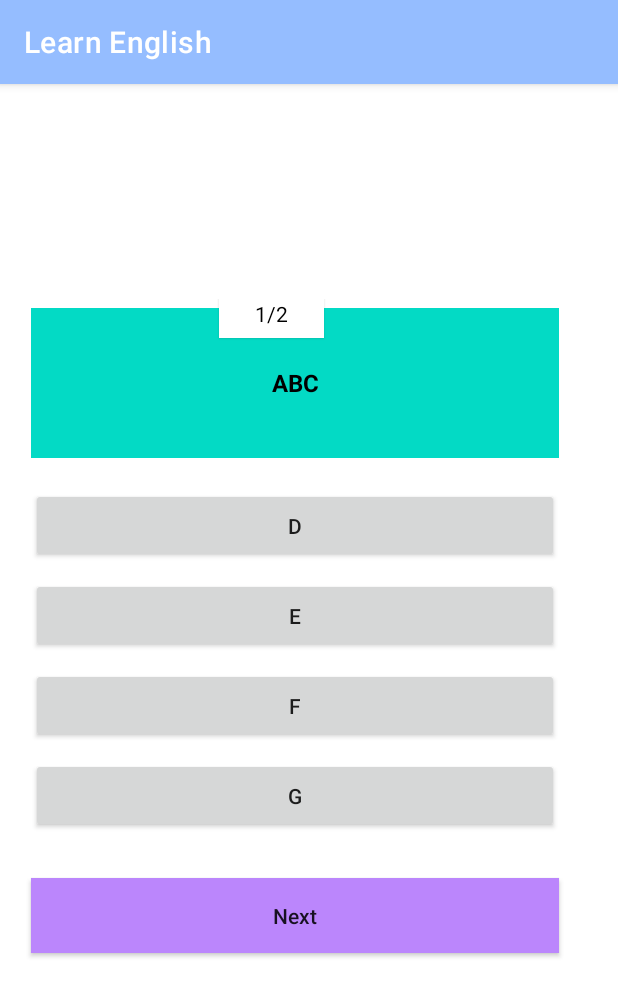
After one commit to SofiMovsesyan/LearnEnglish, an Android app: the QuizActivityTenses screen opened directly, with no data from a screen before it, on a phone screen of 412 x 824 dp. The commit adds this screen. Shown: the top 996 px of the screen. Run offline under Robolectric (Android 15) with nearby library versions, the phone set to English and light mode, and no system bars; 1 statement that could not run was skipped.

Commit message:
Quiz Added but there is bug while clicking on RecyclerViewItem

```diff
--- /dev/null
+++ b/Learn_English/app/src/main/java/com/example/learn_english/QuestionsBankTenses.java
@@ -0,0 +1,55 @@
+package com.example.learn_english;
+
+import java.util.ArrayList;
+import java.util.List;
+
+public class QuestionsBankTenses {
+        private static List<QuestionsList> aQuestions() {
+            final List<QuestionsList> questionsList = new ArrayList<>();
+
+            final QuestionsList question1 = new QuestionsList("ABC",
+                    "D", "E",
+                    "F", "G",
+                    "D", "");
+            final QuestionsList question2 = new QuestionsList("123",
+                    "4", "5", "6", "7", "4",
+                    "");
+
+            questionsList.add(question1);
+            questionsList.add(question2);
+
+            return questionsList;
+        }
+
+
+        private static List<QuestionsList> bQuestions() {
+            final List<QuestionsList> questionsList = new ArrayList<>();
+
+            final QuestionsList question1 = new QuestionsList("ABC",
+                    "D", "E",
+                    "F", "G",
+                    "D", "");
+            final QuestionsList question2 = new QuestionsList("123",
+                    "4", "5", "6", "7", "4",
+                    "");
+
+            questionsList.add(question1);
+            questionsList.add(question2);
+
+            return questionsList;
+        }
+
+
+        public static List<QuestionsList> getQuestions(String selectedTopicName) {
+            switch (selectedTopicName) {
+                case "a":
+                    return aQuestions();
+                default:
+                    return bQuestions();
+
+
+
+            }
+        }
+
+    }
--- /dev/null
+++ b/Learn_English/app/src/main/java/com/example/learn_english/QuestionsList.java
@@ -0,0 +1,49 @@
+package com.example.learn_english;
+
+public class QuestionsList {
+    private String question, option1, option2, option3, option4, answer;
+    private String userSelectedAnswer;
+
+    public QuestionsList(String question, String option1, String option2, String option3, String option4,
+                         String answer, String userSelectedAnswer) {
+        this.question = question;
+        this.option1 = option1;
+        this.option2 = option2;
+        this.option3 = option3;
+        this.option4 = option4;
+        this.answer = answer;
+        this.userSelectedAnswer = userSelectedAnswer;
+    }
+
+    public String getQuestion() {
+        return question;
+    }
+
+    public String getOption1() {
+        return option1;
+    }
+
+    public String getOption2() {
+        return option2;
+    }
+
+    public String getOption3() {
+        return option3;
+    }
+
+    public String getOption4() {
+        return option4;
+    }
+
+    public String getAnswer() {
+        return answer;
+    }
+
+    public String getUserSelectedAnswer() {
+        return userSelectedAnswer;
+    }
+
+    public void setUserSelectedAnswer(String userSelectedAnswer) {
+        this.userSelectedAnswer = userSelectedAnswer;
+    }
+}
--- /dev/null
+++ b/Learn_English/app/src/main/java/com/example/learn_english/QuizActivityTenses.java
@@ -0,0 +1,202 @@
+package com.example.learn_english;
+
+import androidx.appcompat.app.AppCompatActivity;
+import androidx.appcompat.widget.AppCompatButton;
+
+import android.content.Intent;
+import android.graphics.Color;
+import android.os.Bundle;
+import android.view.View;
+import android.widget.TextView;
+import android.widget.Toast;
+
+import java.util.List;
+
+public class QuizActivityTenses extends AppCompatActivity {
+    private TextView questions, question;
+    private AppCompatButton option1, option2, option3, option4, nextBtn;
+    private List<QuestionsList> questionsLists;
+
+    private int curQuestPos = 0;
+    private String selectedOptionByUser = "";
+    @Override
+    protected void onCreate(Bundle savedInstanceState) {
+        super.onCreate(savedInstanceState);
+        setContentView(R.layout.activity_quiz_tenses);
+            final TextView selectedTopicName = findViewById(R.id.topicName);
+            final String getSelectedTopicName = getIntent().getStringExtra("selectedTopic");
+            questions = findViewById(R.id.questions);
+            question = findViewById(R.id.question);
+            option1 = findViewById(R.id.option1);
+            option2 = findViewById(R.id.option2);
+            option3 = findViewById(R.id.option3);
+            option4 = findViewById(R.id.option4);
+            nextBtn = findViewById(R.id.nextBtn);
+            selectedTopicName.setText(getSelectedTopicName);
+            questionsLists = QuestionsBankTenses.getQuestions(getSelectedTopicName);
+            questions.setText((curQuestPos + 1) + "/" + questionsLists.size());
+            question.setText(questionsLists.get(0).getQuestion());
+            option1.setText(questionsLists.get(0).getOption1());
+            option2.setText(questionsLists.get(0).getOption2());
+            option3.setText(questionsLists.get(0).getOption3());
+            option4.setText(questionsLists.get(0).getOption4());
+
+            option1.setOnClickListener(new View.OnClickListener() {
+                @Override
+                public void onClick(View v) {
+                    if (selectedOptionByUser.isEmpty()) {
+                        selectedOptionByUser = option1.getText().toString();
+                        option1.setBackgroundColor(Color.RED);
+                        option1.setTextColor(Color.WHITE);
+                        revealAnswer();
+                        questionsLists.get(curQuestPos).setUserSelectedAnswer(selectedOptionByUser);
+                    }
+                }
+            });
+
+            option2.setOnClickListener(new View.OnClickListener() {
+                @Override
+                public void onClick(View v) {
+                    if (selectedOptionByUser.isEmpty()) {
+                        selectedOptionByUser = option2.getText().toString();
+                        option2.setBackgroundColor(Color.RED);
+                        option2.setTextColor(Color.WHITE);
+                        revealAnswer();
+                        questionsLists.get(curQuestPos).setUserSelectedAnswer(selectedOptionByUser);
+                    }
+                }
+            });
+            option3.setOnClickListener(new View.OnClickListener() {
+                @Override
+                public void onClick(View v) {
+                    if (selectedOptionByUser.isEmpty()) {
+                        selectedOptionByUser = option3.getText().toString();
+                        option3.setBackgroundColor(Color.RED);
+                        option3.setTextColor(Color.WHITE);
+                        revealAnswer();
+                        questionsLists.get(curQuestPos).setUserSelectedAnswer(selectedOptionByUser);
+                    }
+                }
+            });
+
+            option4.setOnClickListener(new View.OnClickListener() {
+                @Override
+                public void onClick(View v) {
+                    if (selectedOptionByUser.isEmpty()) {
+                        selectedOptionByUser = option4.getText().toString();
+                        option4.setBackgroundColor(Color.RED);
+                        option4.setTextColor(Color.WHITE);
+                        revealAnswer();
+                        questionsLists.get(curQuestPos).setUserSelectedAnswer(selectedOptionByUser);
+                    }
+                }
+            });
+
+            nextBtn.setOnClickListener(new View.OnClickListener() {
+                @Override
+                public void onClick(View v) {
+                    if (selectedOptionByUser.isEmpty()) {
+                        Toast.makeText(QuizActivityTenses.this, "Pls select an option", Toast.LENGTH_SHORT).show();
+                    }
+                    else {
+                        changeNextQuestion();
+                    }
+                }
+            });
+
+        }
+
+        private void changeNextQuestion() {
+            curQuestPos++;
+            if ((curQuestPos+1) == questionsLists.size()) {
+                nextBtn.setText("Finish");
+//                ForRes();
+            }
+            if (curQuestPos < questionsLists.size()) {
+                selectedOptionByUser = "";
+                option1.setBackgroundColor(Color.GRAY);
+                option1.setTextColor(Color.parseColor("#1F6BB8"));
+
+                option2.setBackgroundColor(Color.GRAY);
+                option2.setTextColor(Color.parseColor("#1F6BB8"));
+
+                option3.setBackgroundColor(Color.GRAY);
+                option3.setTextColor(Color.parseColor("#1F6BB8"));
+
+                option4.setBackgroundColor(Color.GRAY);
+                option4.setTextColor(Color.parseColor("#1F6BB8"));
+
+                questions.setText((curQuestPos+1)+"/"+questionsLists.size());
+                question.setText(questionsLists.get(curQuestPos).getQuestion());
+                option1.setText(questionsLists.get(curQuestPos).getOption1());
+                option2.setText(questionsLists.get(curQuestPos).getOption2());
+                option3.setText(questionsLists.get(curQuestPos).getOption3());
+                option4.setText(questionsLists.get(curQuestPos).getOption4());
+            }
+            else {
+//                Intent intent = new Intent(QuizActivityTenses.this, QuizResults.class);
+//                intent.putExtra("correct", getCorrectAnswers());
+//                intent.putExtra("incorrect", getInCorrectAnswers());
+//                startActivity(intent);
+//                finish();
+            }
+        }
+//        private void ForRes() {
+//            Intent intent = new Intent(QuizActivityTenses.this, QuizResults.class);
+//            intent.putExtra("correct", getCorrectAnswers());
+//            intent.putExtra("incorrect", getInCorrectAnswers());
+//            startActivity(intent);
+//            finish();
+//
+//
+//        }
+
+        private int getCorrectAnswers() {
+            int correctAnswers = 0;
+            for (int i = 0; i < questionsLists.size(); i++) {
+                final String getUserSelectedAnswer = questionsLists.get(i).getUserSelectedAnswer();
+                final String getAnswer = questionsLists.get(i).getAnswer();
+                if (getUserSelectedAnswer.equals(getAnswer)) {
+                    correctAnswers++;
+                }
+            }
+            return correctAnswers;
+        }
+
+        private int getInCorrectAnswers() {
+            int correctAnswers = 0;
+            for (int i = 0; i < questionsLists.size(); i++) {
+                final String getUserSelectedAnswer = questionsLists.get(i).getUserSelectedAnswer();
+                final String getAnswer = questionsLists.get(i).getAnswer();
+                if (!getUserSelectedAnswer.equals(getAnswer)) {
+                    correctAnswers++;
+                }
+            }
+            return correctAnswers;
+        }
+
+
+
+        private void  revealAnswer() {
+            final String getAnswer = questionsLists.get(curQuestPos).getAnswer();
+            if (option1.getText().toString().equals(getAnswer)) {
+                option1.setBackgroundColor(Color.GREEN);
+                option1.setTextColor(Color.WHITE);
+            }
+            else if (option2.getText().toString().equals(getAnswer)) {
+                option2.setBackgroundColor(Color.GREEN);
+                option2.setTextColor(Color.WHITE);
+            }
+            else if (option3.getText().toString().equals(getAnswer)) {
+                option3.setBackgroundColor(Color.GREEN);
+                option3.setTextColor(Color.WHITE);
+            }
+            else if (option4.getText().toString().equals(getAnswer)) {
+                option4.setBackgroundColor(Color.GREEN);
+                option4.setTextColor(Color.WHITE);
+            }
+        }
+
+
+    }
+}
--- /dev/null
+++ b/Learn_English/app/src/main/res/layout/activity_quiz_tenses.xml
@@ -0,0 +1,124 @@
+<?xml version="1.0" encoding="utf-8"?>
+<androidx.constraintlayout.widget.ConstraintLayout xmlns:android="http://schemas.android.com/apk/res/android"
+    xmlns:app="http://schemas.android.com/apk/res-auto"
+    xmlns:tools="http://schemas.android.com/tools"
+    android:layout_width="match_parent"
+    android:layout_height="match_parent"
+    tools:context=".QuizActivity">
+
+    <RelativeLayout
+        android:id="@+id/relativeLayout"
+        android:layout_width="match_parent"
+        android:layout_height="60dp"
+        app:layout_constraintTop_toTopOf="parent">
+
+        <TextView
+            android:id="@+id/topicName"
+            android:layout_width="wrap_content"
+            android:layout_height="wrap_content"
+            android:layout_centerInParent="true"
+            android:text="Selected Topic Name"
+            android:textColor="@color/black"
+            android:textSize="18sp"
+            android:textStyle="bold" />
+
+    </RelativeLayout>
+
+    <LinearLayout
+        android:layout_width="392dp"
+        android:layout_height="450dp"
+        android:layout_alignParentEnd="true"
+        android:layout_centerVertical="true"
+        android:layout_marginTop="83dp"
+        android:layout_marginEnd="19dp"
+        android:gravity="center"
+        android:orientation="vertical"
+        app:layout_constraintEnd_toEndOf="parent"
+        app:layout_constraintStart_toStartOf="parent"
+        app:layout_constraintTop_toBottomOf="@+id/relativeLayout">
+
+        <TextView
+            android:id="@+id/questions"
+            android:layout_width="70dp"
+            android:layout_height="32dp"
+            android:layout_gravity="center"
+            android:layout_marginTop="-20dp"
+            android:layout_marginEnd="15dp"
+            android:background="@color/white"
+            android:elevation="1dp"
+            android:gravity="center"
+            android:paddingStart="15dp"
+            android:paddingEnd="15dp"
+            android:text="1/10"
+            android:textColor="@color/black"
+            app:layout_constraintEnd_toEndOf="parent"
+            app:layout_constraintHorizontal_bias="0.0"
+            app:layout_constraintStart_toStartOf="parent"
+            app:layout_constraintTop_toBottomOf="@+id/relativeLayout" />
+
+        <TextView
+            android:id="@+id/question"
+            android:layout_width="match_parent"
+            android:layout_height="wrap_content"
+            android:layout_marginStart="20dp"
+            android:layout_marginTop="-20dp"
+            android:layout_marginEnd="20dp"
+            android:background="@color/teal_200"
+            android:gravity="center"
+            android:minHeight="100dp"
+            android:padding="20dp"
+            android:text="Question will come here..."
+            android:textColor="@color/black"
+            android:textSize="16sp"
+            android:textStyle="bold" />
+        <androidx.appcompat.widget.AppCompatButton
+            android:id="@+id/option1"
+            android:layout_width="match_parent"
+            android:layout_height="50dp"
+            android:layout_marginStart="20dp"
+            android:layout_marginTop="20dp"
+            android:layout_marginEnd="20dp"
+            android:textAllCaps="false"
+            android:text="Option 1"/>
+        <androidx.appcompat.widget.AppCompatButton
+            android:id="@+id/option2"
+            android:layout_width="match_parent"
+            android:layout_height="50dp"
+            android:layout_marginStart="20dp"
+            android:layout_marginTop="10dp"
+            android:layout_marginEnd="20dp"
+            android:textAllCaps="false"
+            android:text="Option 2"/>
+        <androidx.appcompat.widget.AppCompatButton
+            android:id="@+id/option3"
+            android:layout_width="match_parent"
+            android:layout_height="50dp"
+            android:layout_marginStart="20dp"
+            android:layout_marginTop="10dp"
+            android:layout_marginEnd="20dp"
+            android:textAllCaps="false"
+            android:text="Option 3"/>
+        <androidx.appcompat.widget.AppCompatButton
+            android:id="@+id/option4"
+            android:layout_width="match_parent"
+            android:layout_height="50dp"
+            android:layout_marginStart="20dp"
+            android:layout_marginTop="10dp"
+            android:layout_marginEnd="20dp"
+            android:textAllCaps="false"
+            android:text="Option 4"/>
+
+        <androidx.appcompat.widget.AppCompatButton
+            android:id="@+id/nextBtn"
+            android:layout_width="match_parent"
+            android:layout_height="50dp"
+            android:layout_marginStart="20dp"
+            android:layout_marginTop="30dp"
+            android:layout_marginEnd="20dp"
+            android:textAllCaps="false"
+            android:text="Next"
+            android:background="@color/purple_200"/>
+    </LinearLayout>
+
+
+</androidx.constraintlayout.widget.ConstraintLayout>
--- a/Learn_English/app/src/main/res/layout/tenses_recycler_view.xml
+++ b/Learn_English/app/src/main/res/layout/tenses_recycler_view.xml
@@ -7,6 +7,7 @@
     android:background="#ECF2FF">
 
     <androidx.cardview.widget.CardView
+        android:id="@+id/Tense"
         android:layout_width="match_parent"
         android:layout_height="wrap_content"
         android:layout_marginTop="15dp"
```
Also changed, not shown: Learn_English/app/src/main/AndroidManifest.xml (+7 -0 lines), Learn_English/app/src/main/java/com/example/learn_english/NRecyclerViewAdapter.java (+33 -2 lines), Learn_English/app/src/main/java/com/example/learn_english/TensesActivity.java (+21 -2 lines).
